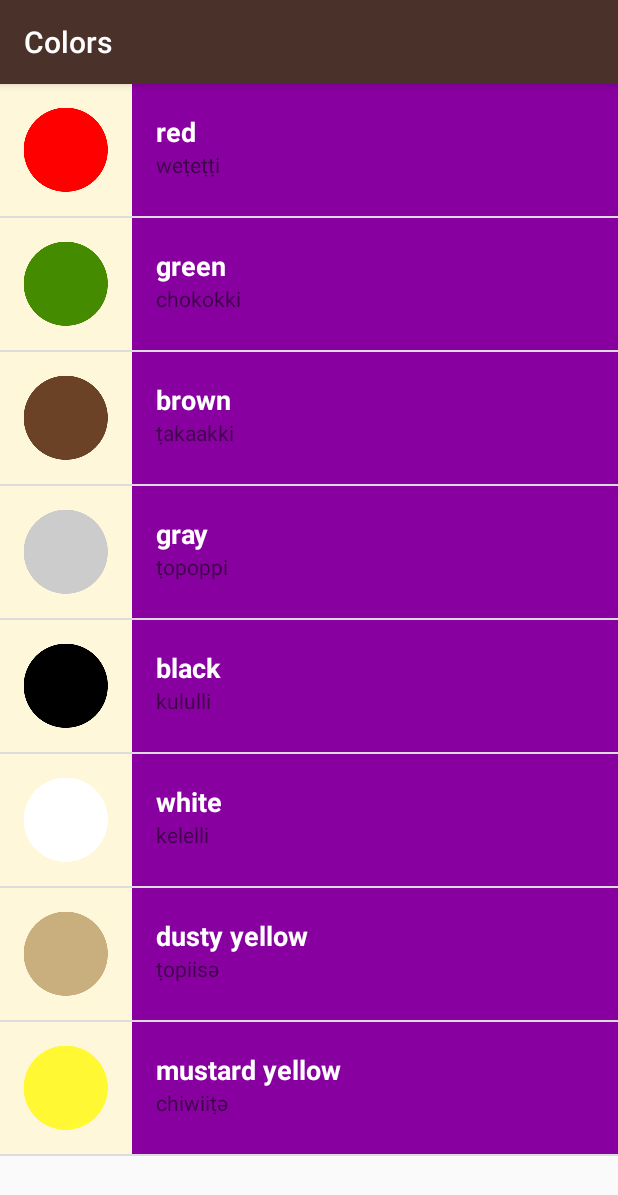
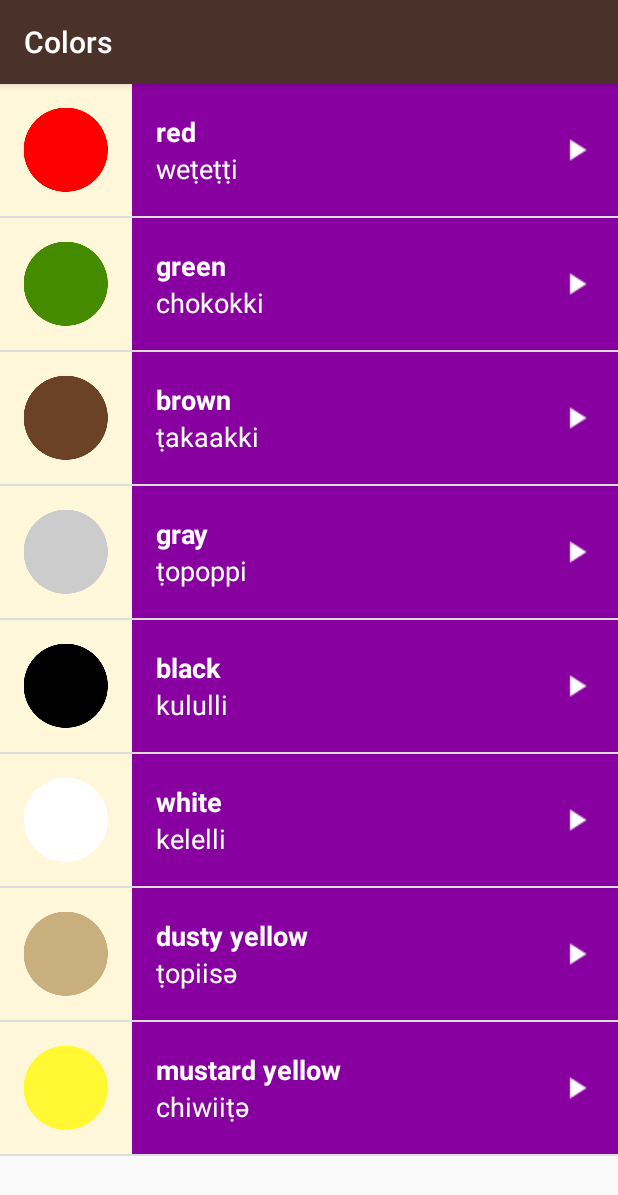
Before and after one commit to HemendraKhatik/MiwokApp, an Android app: the ColorsActivity screen opened directly, with no data from a screen before it, on a phone screen of 412 x 824 dp. Shown: the top 1195 px of the screen. Run offline under Robolectric (Android 15) with nearby library versions, the phone set to English and light mode, and no system bars.

Commit message:
project Completed

```diff
--- a/app/src/main/java/com/example/android/miwok/ColorsActivity.java
+++ b/app/src/main/java/com/example/android/miwok/ColorsActivity.java
@@ -1,5 +1,6 @@
 package com.example.android.miwok;
 
+import android.content.Context;
 import android.media.AudioManager;
 import android.media.MediaPlayer;
 import android.support.v7.app.AppCompatActivity;
@@ -51,6 +52,9 @@ public class ColorsActivity extends AppCompatActivity {
     protected void onCreate(Bundle savedInstanceState) {
         super.onCreate(savedInstanceState);
         setContentView(R.layout.word_list);
+
+        // Create and setup the {@link AudioManager} to request audio focus
+        mAudioManager = (AudioManager) getSystemService(Context.AUDIO_SERVICE);
 
         // Create an ArrayList of words
         final ArrayList<Word> words = new ArrayList<Word>();
--- a/app/src/main/java/com/example/android/miwok/FamilyActivity.java
+++ b/app/src/main/java/com/example/android/miwok/FamilyActivity.java
@@ -1,5 +1,6 @@
 package com.example.android.miwok;
 
+import android.content.Context;
 import android.media.AudioManager;
 import android.media.MediaPlayer;
 import android.support.v7.app.AppCompatActivity;
@@ -51,6 +52,9 @@ public class FamilyActivity extends AppCompatActivity {
     protected void onCreate(Bundle savedInstanceState) {
         super.onCreate(savedInstanceState);
         setContentView(R.layout.word_list);
+
+        // Create and setup the {@link AudioManager} to request audio focus
+        mAudioManager = (AudioManager) getSystemService(Context.AUDIO_SERVICE);
 
         // Create an ArrayList of words
         final ArrayList<Word> words = new ArrayList<Word>();
--- a/app/src/main/java/com/example/android/miwok/NumbersActivity.java
+++ b/app/src/main/java/com/example/android/miwok/NumbersActivity.java
@@ -1,5 +1,6 @@
 package com.example.android.miwok;
 
+import android.content.Context;
 import android.content.Intent;
 import android.media.AudioManager;
 import android.media.MediaPlayer;
@@ -52,6 +53,9 @@ public class NumbersActivity extends AppCompatActivity {
     protected void onCreate(Bundle savedInstanceState) {
         super.onCreate(savedInstanceState);
         setContentView(R.layout.word_list);
+
+        // Create and setup the {@link AudioManager} to request audio focus
+        mAudioManager = (AudioManager) getSystemService(Context.AUDIO_SERVICE);
 
         // Create an ArrayList of words
 
--- a/app/src/main/java/com/example/android/miwok/PhrasesActivity.java
+++ b/app/src/main/java/com/example/android/miwok/PhrasesActivity.java
@@ -1,5 +1,6 @@
 package com.example.android.miwok;
 
+import android.content.Context;
 import android.media.AudioManager;
 import android.media.MediaPlayer;
 import android.support.v7.app.AppCompatActivity;
@@ -51,6 +52,9 @@ public class PhrasesActivity extends AppCompatActivity {
     protected void onCreate(Bundle savedInstanceState) {
         super.onCreate(savedInstanceState);
         setContentView(R.layout.word_list);
+
+        // Create and setup the {@link AudioManager} to request audio focus
+        mAudioManager = (AudioManager) getSystemService(Context.AUDIO_SERVICE);
 
         // Create an ArrayList of words
         final ArrayList<Word> words = new ArrayList<Word>();
--- a/app/src/main/res/layout/list_item.xml
+++ b/app/src/main/res/layout/list_item.xml
@@ -1,42 +1,57 @@
 <?xml version="1.0" encoding="utf-8"?>
-<LinearLayout xmlns:android="http://schemas.android.com/apk/res/android"
+
+<RelativeLayout
+    xmlns:android="http://schemas.android.com/apk/res/android"
     xmlns:tools="http://schemas.android.com/tools"
     android:layout_width="match_parent"
-    android:layout_height="match_parent"
+    android:layout_height="@dimen/list_item_height"
     android:background="@color/tan_background"
-    android:minHeight="@dimen/list_item_height"
-    android:orientation="horizontal">
-    <!--Image section will go here-->
+    android:minHeight="@dimen/list_item_height">
+
     <ImageView
         android:id="@+id/image"
         android:layout_width="@dimen/list_item_height"
         android:layout_height="@dimen/list_item_height" />
 
-    <LinearLayout
+    <RelativeLayout
         android:id="@+id/text_container"
         android:layout_width="match_parent"
         android:layout_height="@dimen/list_item_height"
+        android:layout_alignParentBottom="true"
+        android:layout_alignParentRight="true"
+        android:layout_alignParentTop="true"
+        android:layout_toRightOf="@id/image"
         android:orientation="vertical"
-        android:paddingLeft="16dp"
-        android:background="#854">
+        android:paddingLeft="16dp">
 
         <TextView
             android:id="@+id/miwok_text_view"
             android:layout_width="match_parent"
-            android:layout_height="0dp"
+            android:layout_height="44dp"
             android:layout_weight="1"
             android:gravity="bottom"
             android:textAppearance="?android:textAppearanceMedium"
-            android:textColor="@color/white"
+            android:textColor="@android:color/white"
             android:textStyle="bold"
             tools:text="lutti" />
 
         <TextView
             android:id="@+id/default_text_view"
             android:layout_width="match_parent"
-            android:layout_height="0dp"
+            android:layout_height="44dp"
+            android:layout_below="@id/miwok_text_view"
             android:layout_weight="1"
             android:gravity="top"
+            android:textAppearance="?android:textAppearanceMedium"
+            android:textColor="@android:color/white"
             tools:text="one" />
-    </LinearLayout>
-</LinearLayout>
+
+        <ImageView
+            android:layout_width="24dp"
+            android:layout_height="24dp"
+            android:layout_alignParentRight="true"
+            android:layout_centerVertical="true"
+            android:layout_marginRight="16dp"
+            android:src="@drawable/ic_play_button" />
+    </RelativeLayout>
+</RelativeLayout>
```
Also changed, not shown: app/src/main/res/drawable-hdpi/ic_play_button.png (renamed from app/src/main/res/drawable-hdpi/playButton.png), app/src/main/res/drawable-mdpi/ic_play_button.png (renamed from app/src/main/res/drawable-mdpi/playButton.png).
